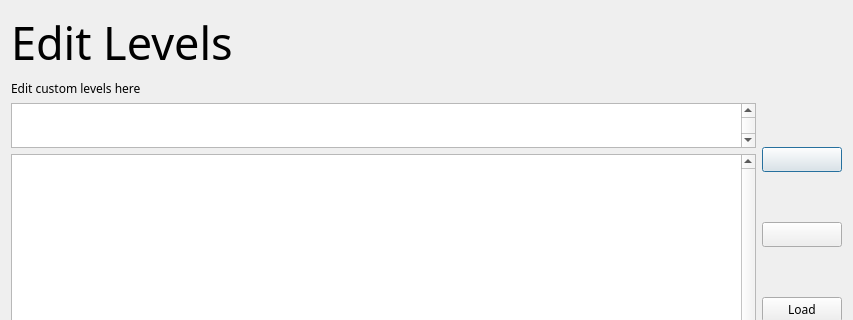
The window that wikiLYNX/ui/editlevel.ui (flamboyantpenguin/wikilynx) describes before a commit, drawn with Qt 5; both pictures show x 0 to 853 and y 0 to 320 of the 853 by 529 pixel window.
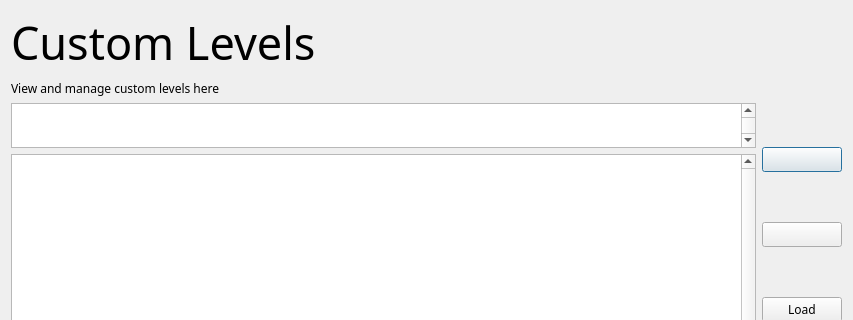
The same window after the commit. Icons and pictures are not drawn.

Commit message: Level Editor Base

The edit to the form file:
```diff
--- a/wikiLYNX/ui/editlevel.ui
+++ b/wikiLYNX/ui/editlevel.ui
@@ -49,14 +49,14 @@
       </font>
      </property>
      <property name="text">
-      <string>Edit Levels</string>
+      <string>Custom Levels</string>
      </property>
     </widget>
    </item>
    <item>
     <widget class="QLabel" name="label_2">
      <property name="text">
-      <string>Edit custom levels here</string>
+      <string>View and manage custom levels here</string>
      </property>
     </widget>
    </item>
```
The commit also changes 5 other files.
